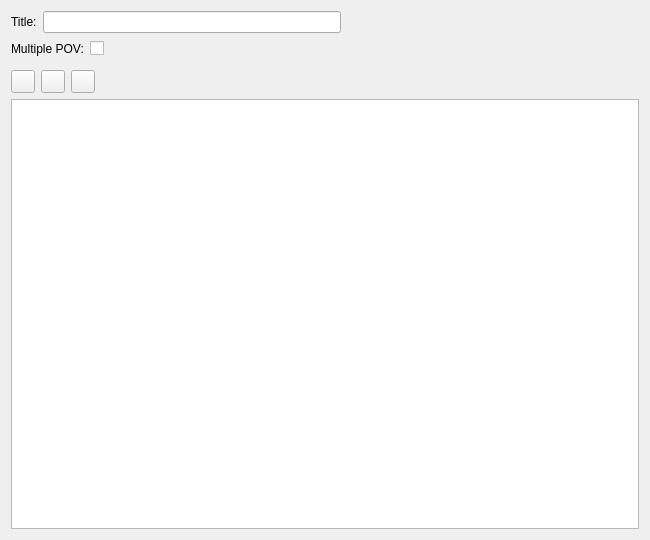
First picture: the form in ui/novel_view.ui, repository zkovari/plotlyst, before the edit.
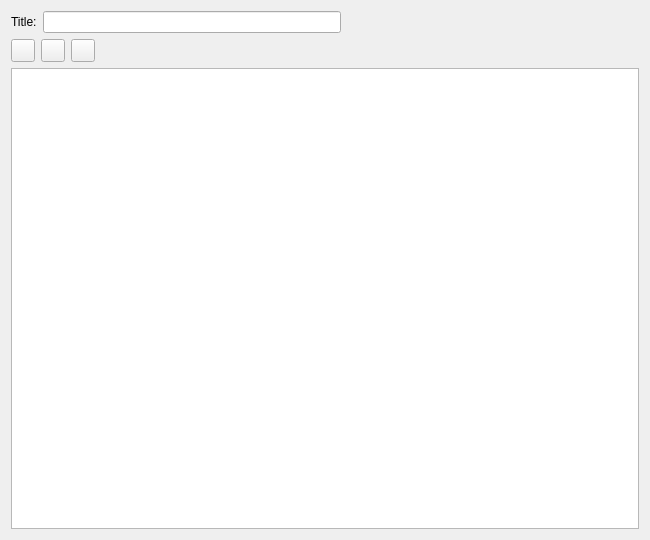
Second picture: the form after the edit. Custom widgets are drawn as their Qt base class.

What changed in the file:
```diff
--- a/ui/novel_view.ui
+++ b/ui/novel_view.ui
@@ -49,66 +49,7 @@
     </layout>
    </item>
    <item>
-    <layout class="QHBoxLayout" name="horizontalLayout">
-     <item alignment="Qt::AlignLeft">
-      <widget class="QLabel" name="label">
-       <property name="text">
-        <string>Multiple POV:</string>
-       </property>
-      </widget>
-     </item>
-     <item alignment="Qt::AlignLeft">
-      <widget class="AnimatedToggle" name="cbMultiplePov">
-       <property name="minimumSize">
-        <size>
-         <width>150</width>
-         <height>0</height>
-        </size>
-       </property>
-       <property name="maximumSize">
-        <size>
-         <width>200</width>
-         <height>16777215</height>
-        </size>
-       </property>
-       <property name="cursor">
-        <cursorShape>PointingHandCursor</cursorShape>
-       </property>
-       <property name="text">
-        <string/>
-       </property>
-      </widget>
-     </item>
-     <item>
-      <spacer name="horizontalSpacer">
-       <property name="orientation">
-        <enum>Qt::Horizontal</enum>
-       </property>
-       <property name="sizeHint" stdset="0">
-        <size>
-         <width>40</width>
-         <height>20</height>
-        </size>
-       </property>
-      </spacer>
-     </item>
-    </layout>
-   </item>
-   <item>
-    <spacer name="verticalSpacer">
-     <property name="orientation">
-      <enum>Qt::Vertical</enum>
-     </property>
-     <property name="sizeType">
-      <enum>QSizePolicy::Preferred</enum>
-     </property>
-     <property name="sizeHint" stdset="0">
-      <size>
-       <width>5</width>
-       <height>5</height>
-      </size>
-     </property>
-    </spacer>
+    <layout class="QHBoxLayout" name="horizontalLayout"/>
    </item>
    <item>
     <layout class="QVBoxLayout" name="verticalLayout">
@@ -161,13 +102,6 @@
    </item>
   </layout>
  </widget>
- <customwidgets>
-  <customwidget>
-   <class>AnimatedToggle</class>
-   <extends>QCheckBox</extends>
-   <header>qtwidgets</header>
-  </customwidget>
- </customwidgets>
  <resources/>
  <connections/>
 </ui>
```
